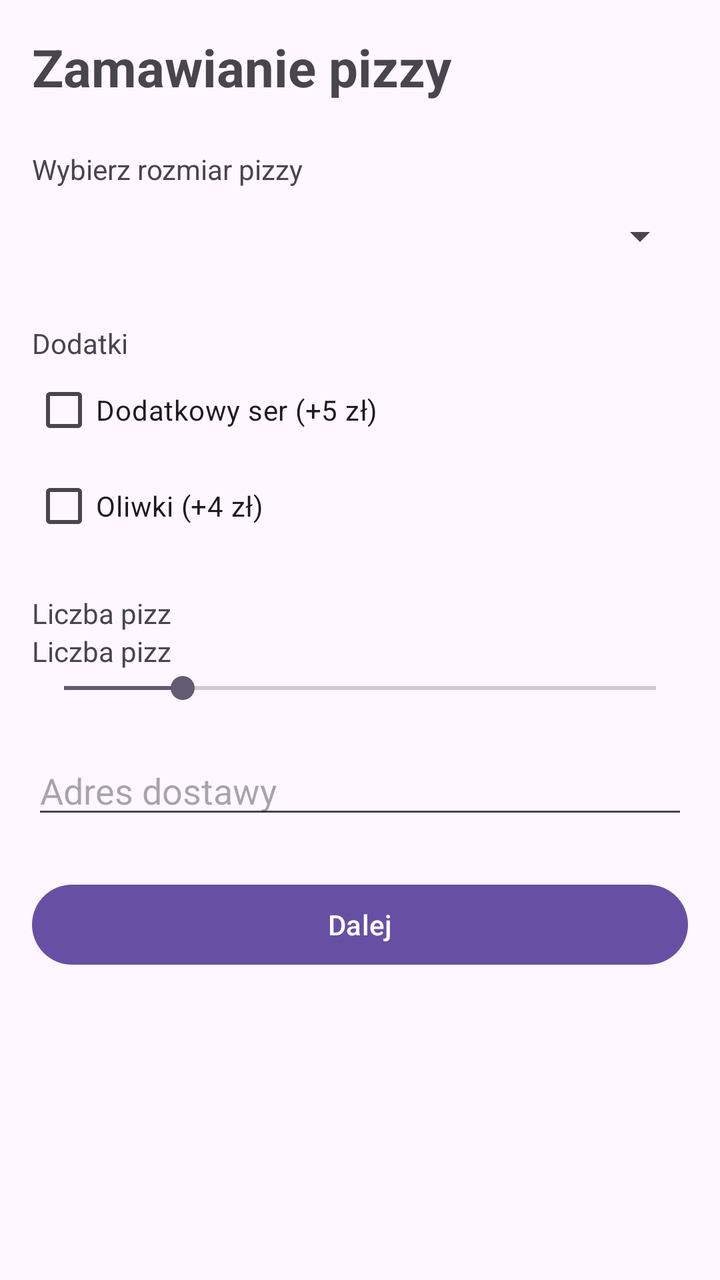
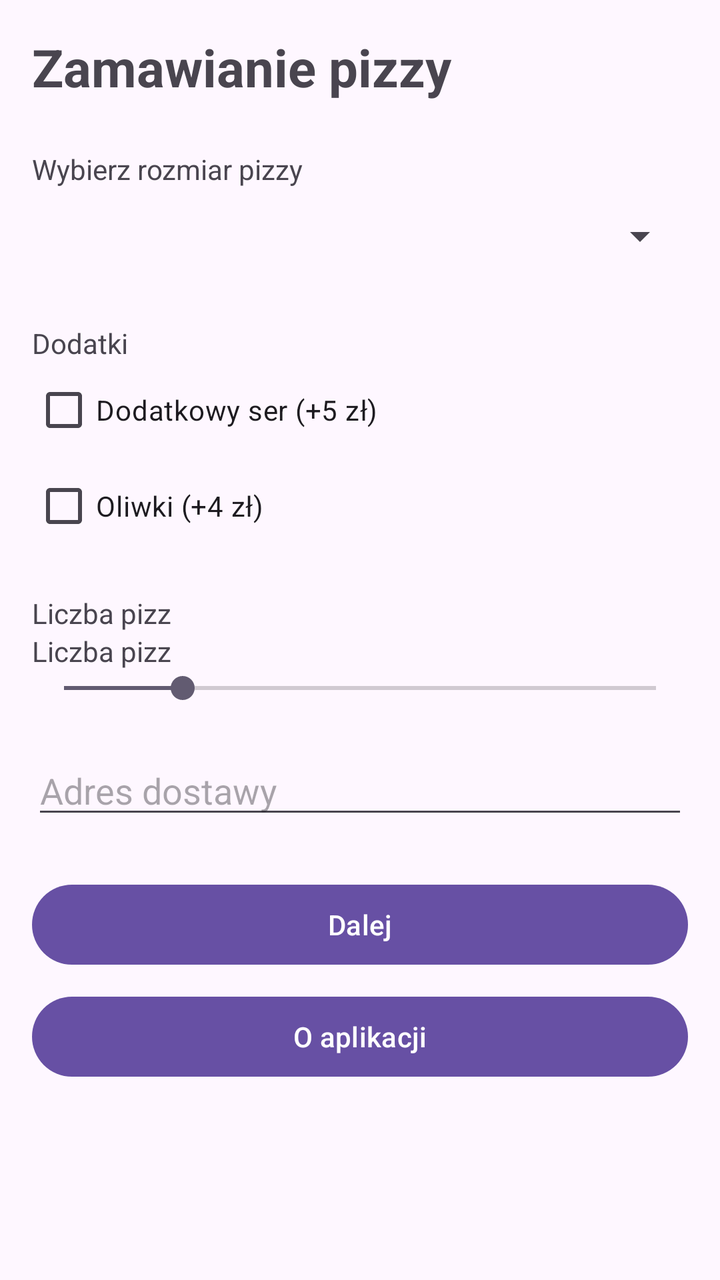

An Android layout rendered at two revisions. The XML below is the earlier revision; the diff shows what the commit changed to produce the second picture.
<!-- AndroidManifest.xml: application theme Theme.Pizza -->
<!-- res/layout/activity_main.xml -->
<?xml version="1.0" encoding="utf-8"?>
<ScrollView xmlns:android="http://schemas.android.com/apk/res/android"
    android:layout_width="match_parent"
    android:layout_height="match_parent"
    android:fillViewport="true">

    <LinearLayout
        android:layout_width="match_parent"
        android:layout_height="wrap_content"
        android:orientation="vertical"
        android:padding="16dp">

        <TextView
            android:layout_width="match_parent"
            android:layout_height="wrap_content"
            android:text="@string/title_order"
            android:textSize="26sp"
            android:textStyle="bold" />

        <TextView
            android:layout_width="wrap_content"
            android:layout_height="wrap_content"
            android:layout_marginTop="24dp"
            android:text="@string/label_size" />

        <Spinner
            android:id="@+id/spSize"
            android:layout_width="match_parent"
            android:layout_height="48dp" />

        <TextView
            android:layout_width="wrap_content"
            android:layout_height="wrap_content"
            android:layout_marginTop="20dp"
            android:text="@string/label_toppings" />

        <CheckBox
            android:id="@+id/cbCheese"
            android:layout_width="wrap_content"
            android:layout_height="wrap_content"
            android:text="@string/extra_cheese" />

        <CheckBox
            android:id="@+id/cbOlives"
            android:layout_width="wrap_content"
            android:layout_height="wrap_content"
            android:text="@string/extra_olives" />

        <TextView
            android:layout_width="wrap_content"
            android:layout_height="wrap_content"
            android:layout_marginTop="20dp"
            android:text="@string/label_quantity" />

        <TextView
            android:id="@+id/tvQuantity"
            android:layout_width="wrap_content"
            android:layout_height="wrap_content"
            android:text="@string/label_quantity" />

        <SeekBar
            android:id="@+id/sbQuantity"
            android:layout_width="match_parent"
            android:layout_height="wrap_content"
            android:max="5"
            android:progress="1" />

        <EditText
            android:id="@+id/etAddress"
            android:layout_width="match_parent"
            android:layout_height="wrap_content"
            android:layout_marginTop="20dp"
            android:hint="@string/hint_address"
            android:inputType="textPostalAddress" />

        <Button
            android:id="@+id/btnNext"
            android:layout_width="match_parent"
            android:layout_height="wrap_content"
            android:layout_marginTop="24dp"
            android:text="@string/btn_next" />

    </LinearLayout>
</ScrollView>
<!-- resources referenced by this layout -->
<resources>
  <string name="btn_next">Dalej</string>
  <string name="extra_cheese">Dodatkowy ser (+5 zł)</string>
  <string name="extra_olives">Oliwki (+4 zł)</string>
  <string name="hint_address">Adres dostawy</string>
  <string name="label_quantity">Liczba pizz</string>
  <string name="label_size">Wybierz rozmiar pizzy</string>
  <string name="label_toppings">Dodatki</string>
  <string name="title_order">Zamawianie pizzy</string>
  <style name="Theme.Pizza" parent="Base.Theme.Pizza" />
  <style name="Base.Theme.Pizza" parent="Theme.Material3.DayNight.NoActionBar">
          
          
      </style>
</resources>

<!-- the commit's change to res/layout/activity_main.xml (unified diff, before → after) -->
@@ -80,5 +80,13 @@
             android:layout_marginTop="24dp"
             android:text="@string/btn_next" />
 
+        <Button
+            android:id="@+id/btnAbout"
+            android:layout_width="match_parent"
+            android:layout_height="wrap_content"
+            android:layout_marginTop="8dp"
+            android:text="@string/btn_about" />
+
+
     </LinearLayout>
 </ScrollView>
<!-- resource entries referenced after the edit -->
@@ -1,5 +1,6 @@
 <!-- resources referenced by this layout -->
 <resources>
+  <string name="btn_about">O aplikacji</string>
   <string name="btn_next">Dalej</string>
   <string name="extra_cheese">Dodatkowy ser (+5 zł)</string>
   <string name="extra_olives">Oliwki (+4 zł)</string>
